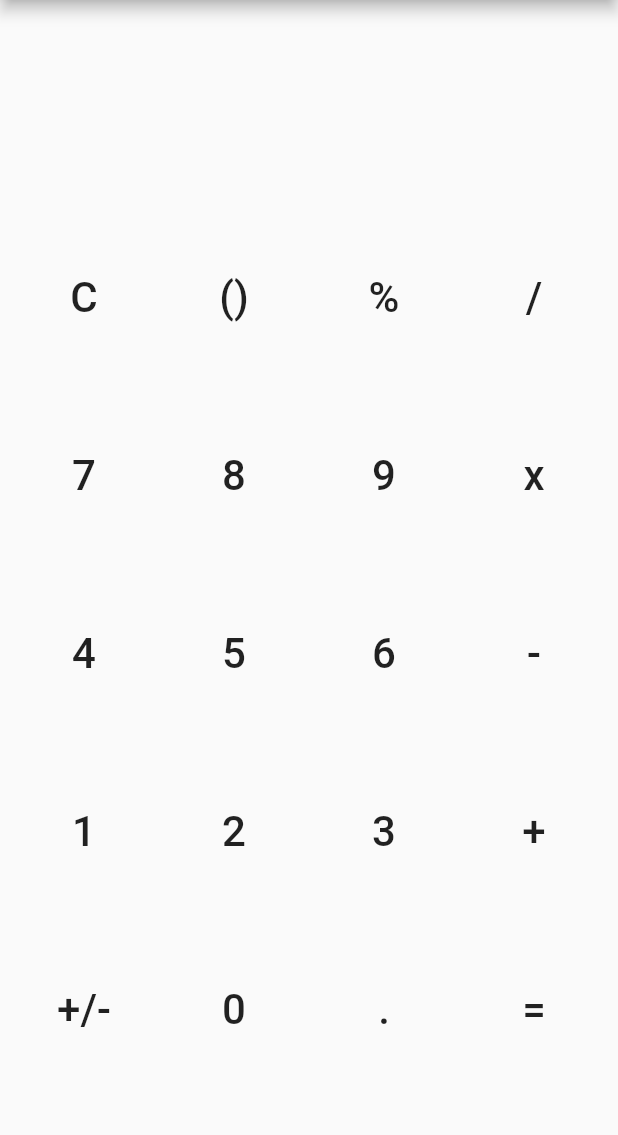
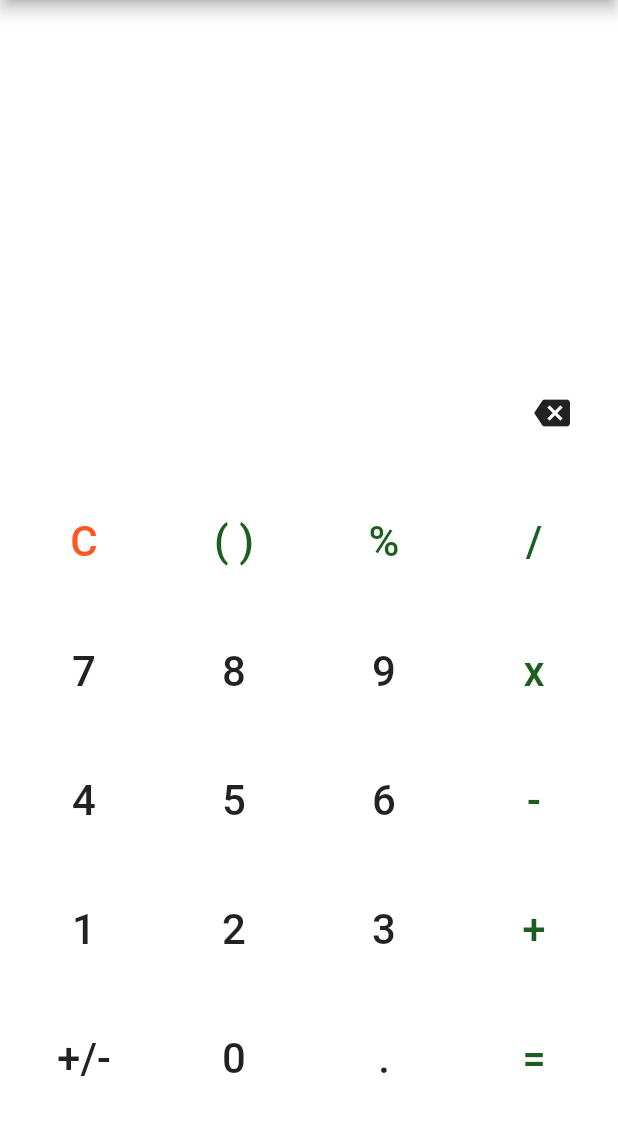
Before and after one commit to atharvafj/Flutter-Mini-Proj-2, a Flutter app: the screen it shows after launch, on a phone screen of 412 x 824 dp, the part 84-1219 px from its top. Run offline on Flutter 3.47's test engine with Material 2 defaults, Android fonts, the phone set to English and light mode, and no system bars; missing offline and left inert: expressions.

Commit message:
Added backspace icon

```diff
--- a/lib/main.dart
+++ b/lib/main.dart
@@ -47,40 +47,58 @@ class _MyHomePageState extends State<MyHomePage> {
 
     });
   }
+  cross(String str2){
+      setState(() {
+        show=str2.substring(0, str2.length-1);
+    });
+  }
+
 
   @override
   Widget build(BuildContext context) {
     return Scaffold(
+      backgroundColor: Colors.white,
       appBar: AppBar(
         title: Text('Calculator'),
       ),
-      body: Column(//this will contain the display screen and 5 rows each with 4 buttons.
+      body:
+      Column(//this will contain the display screen and 5 rows each with 4 buttons.
       mainAxisAlignment: MainAxisAlignment.spaceEvenly,
       crossAxisAlignment: CrossAxisAlignment.stretch,
         children: <Widget>[//text will be displayed. Each row will have 4 flatbuttons.
-          SingleChildScrollView(
-            scrollDirection: Axis.horizontal,
-                      child: Container(
-              //width: double.infinity,
-              child: Text(show,style: TextStyle(fontSize: 28, color: Colors.black), textAlign: TextAlign.right,)
+          Container(
+
+            height: 175,
+            child: SingleChildScrollView(
+              scrollDirection: Axis.horizontal,
+                        child: Container(
+                //width: double.infinity,
+                child: Text(show,style: TextStyle(fontSize: 28, color: Colors.black), textAlign: TextAlign.right,)
+              ),
             ),
+          ),
+          Row( mainAxisAlignment: MainAxisAlignment.end, //icon row
+            children: <Widget>[
+              FlatButton(onPressed: (){cross(show);}, child: Icon(Icons.backspace))
+            ],
           ),
           Row(//row number 1
           mainAxisAlignment: MainAxisAlignment.spaceEvenly,
             children: <Widget>[
-              FlatButton(onPressed: (){newDigit("C");}, child:Text("C",style: TextStyle(fontSize: 28),)),
-              FlatButton(onPressed: (){newDigit("()");}, child:Text("()",style:TextStyle(fontSize: 28),)),
-              FlatButton(onPressed: (){newDigit("/100");}, child:Text("%",style: TextStyle(fontSize: 28),)),
-              FlatButton(onPressed: (){newDigit("/");}, child:Text("/",style: TextStyle(fontSize: 28),)),
+              FlatButton(onPressed: (){newDigit("C");}, child:Text("C",style: TextStyle(fontSize: 28, color: Colors.deepOrange,),),),
+              FlatButton(onPressed: (){newDigit("()");}, child:Text("( )",style:TextStyle(fontSize: 28, color: Colors.green[900]),)),
+              FlatButton(onPressed: (){newDigit("/100");}, child:Text("%",style: TextStyle(fontSize: 28, color: Colors.green[900]),)),
+              FlatButton(onPressed: (){newDigit("/");}, child:Text("/",style: TextStyle(fontSize: 28, color: Colors.green[900]),)),
             ],
           ),
+          //SizedBox(height: 0,),
           Row(//row number 2
           mainAxisAlignment: MainAxisAlignment.spaceEvenly,
             children: <Widget>[
               FlatButton(onPressed: (){newDigit("7");}, child:Text("7",style: TextStyle(fontSize: 28),)),
               FlatButton(onPressed: (){newDigit("8");}, child:Text("8",style: TextStyle(fontSize: 28),)),
               FlatButton(onPressed: (){newDigit("9");}, child:Text("9",style: TextStyle(fontSize: 28),)),
-              FlatButton(onPressed: (){newDigit("*");}, child:Text("x",style: TextStyle(fontSize: 28),)),
+              FlatButton(onPressed: (){newDigit("*");}, child:Text("x",style: TextStyle(fontSize: 28, color: Colors.green[900]),)),
             ],
           ),
           Row(//row number 3
@@ -89,7 +107,7 @@ class _MyHomePageState extends State<MyHomePage> {
               FlatButton(onPressed: (){newDigit("4");}, child:Text("4",style: TextStyle(fontSize: 28),)),
               FlatButton(onPressed: (){newDigit("5");}, child:Text("5",style: TextStyle(fontSize: 28),)),
               FlatButton(onPressed: (){newDigit("6");}, child:Text("6",style: TextStyle(fontSize: 28),)),
-              FlatButton(onPressed: (){newDigit("-");}, child:Text("-",style: TextStyle(fontSize: 28),)),
+              FlatButton(onPressed: (){newDigit("-");}, child:Text("-",style: TextStyle(fontSize: 28, color: Colors.green[900]),)),
             ],
           ),
           Row(//row number 4
@@ -98,7 +116,7 @@ class _MyHomePageState extends State<MyHomePage> {
               FlatButton(onPressed: (){newDigit("1");}, child:Text("1",style: TextStyle(fontSize: 28),)),
               FlatButton(onPressed: (){newDigit("2");}, child:Text("2",style: TextStyle(fontSize: 28),)),
               FlatButton(onPressed: (){newDigit("3");}, child:Text("3",style: TextStyle(fontSize: 28),)),
-              FlatButton(onPressed: (){newDigit("+");}, child:Text("+",style: TextStyle(fontSize: 28),)),
+              FlatButton(onPressed: (){newDigit("+");}, child:Text("+",style: TextStyle(fontSize: 28, color: Colors.green[900]),)),
             ],
           ),
           Row(//row number 5
@@ -107,7 +125,7 @@ class _MyHomePageState extends State<MyHomePage> {
               FlatButton(onPressed: (){newDigit("-");}, child:Text("+/-",style: TextStyle(fontSize: 28),)),
               FlatButton(onPressed: (){newDigit("0");}, child:Text("0",style: TextStyle(fontSize: 28),)),
               FlatButton(onPressed: (){newDigit(".");}, child:Text(".",style: TextStyle(fontSize: 28),)),
-              FlatButton(onPressed: (){evaluate(show);}, child:Text("=",style: TextStyle(fontSize: 28),)),
+              FlatButton(onPressed: (){evaluate(show);}, child:Text("=",style: TextStyle( color: Colors.green[900],fontSize: 28, ),)),
             ],
           ),
         ],
```
